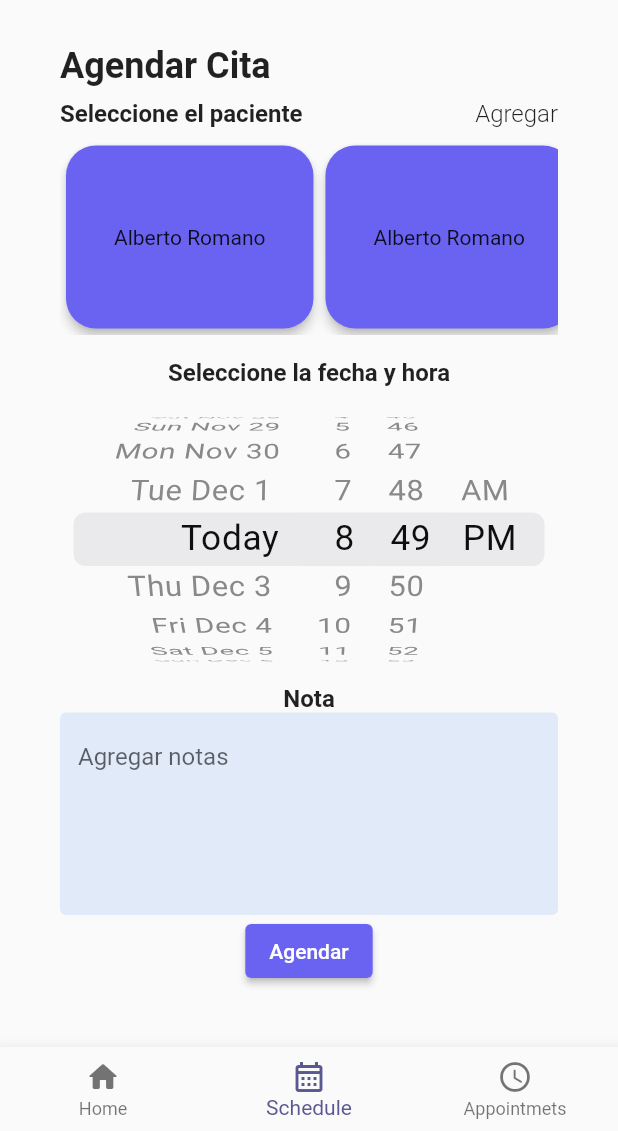
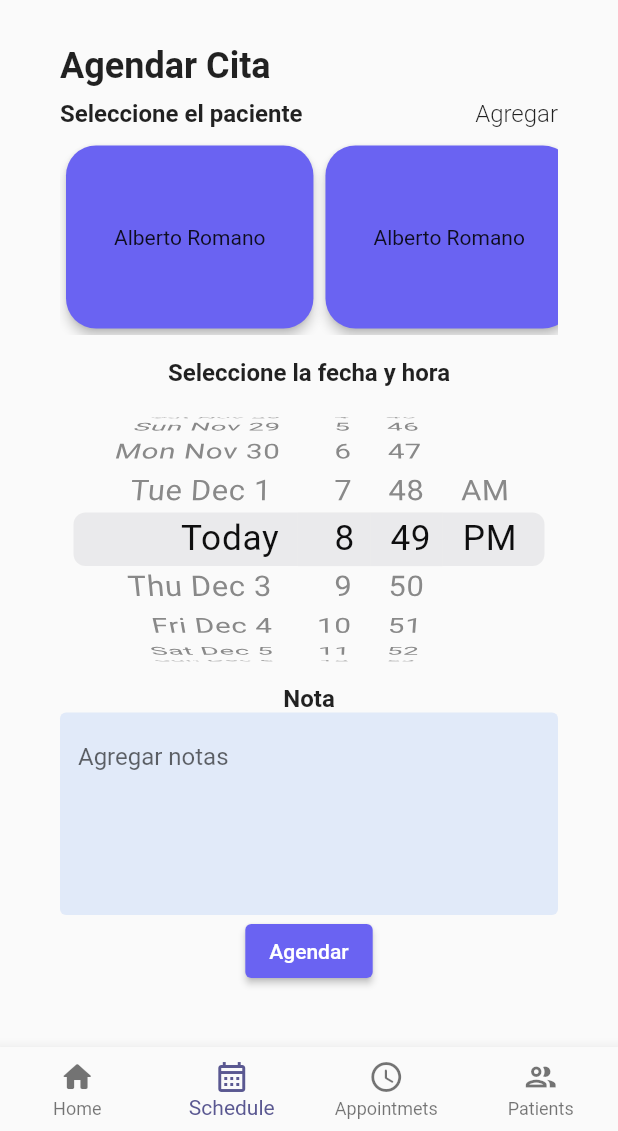
Before and after one commit to Jlsraa/App_CalendarPage, a Flutter app: the screen it shows after launch, item 2 of the bottom bar chosen, on a phone screen of 412 x 824 dp, the part 105-1236 px from its top. Run offline on Flutter 3.47's test engine with Material 2 defaults, Android fonts, the phone set to English and light mode, and no system bars; our stand-ins replace syncfusion_flutter_calendar; network calls fail.

Commit message:
updated ui

```diff
--- a/lib/home/home_page.dart
+++ b/lib/home/home_page.dart
@@ -12,17 +12,16 @@ class HomePage extends StatefulWidget {
 class _HomePageState extends State<HomePage> {
   int _currentPageIndex = 0;
 
-  final _pagesNameList = [
-    "Home",
-    "Schedule",
-    "Appointmets",
-  ];
+  final _pagesNameList = ["Home", "Schedule", "Appointmets", "Patients"];
 
   final _pagesList = [
     CalendarPage(),
     ScheduleAppointmentPage(),
     Center(
       child: Text("Appointmets"),
+    ),
+    Center(
+      child: Text("Patients"),
     ),
   ];
 
@@ -56,6 +55,10 @@ class _HomePageState extends State<HomePage> {
             label: _pagesNameList[2],
             icon: Icon(Icons.schedule_rounded),
           ),
+          BottomNavigationBarItem(
+            label: _pagesNameList[3],
+            icon: Icon(Icons.people_outline_outlined),
+          ),
         ],
       ),
     );
```
